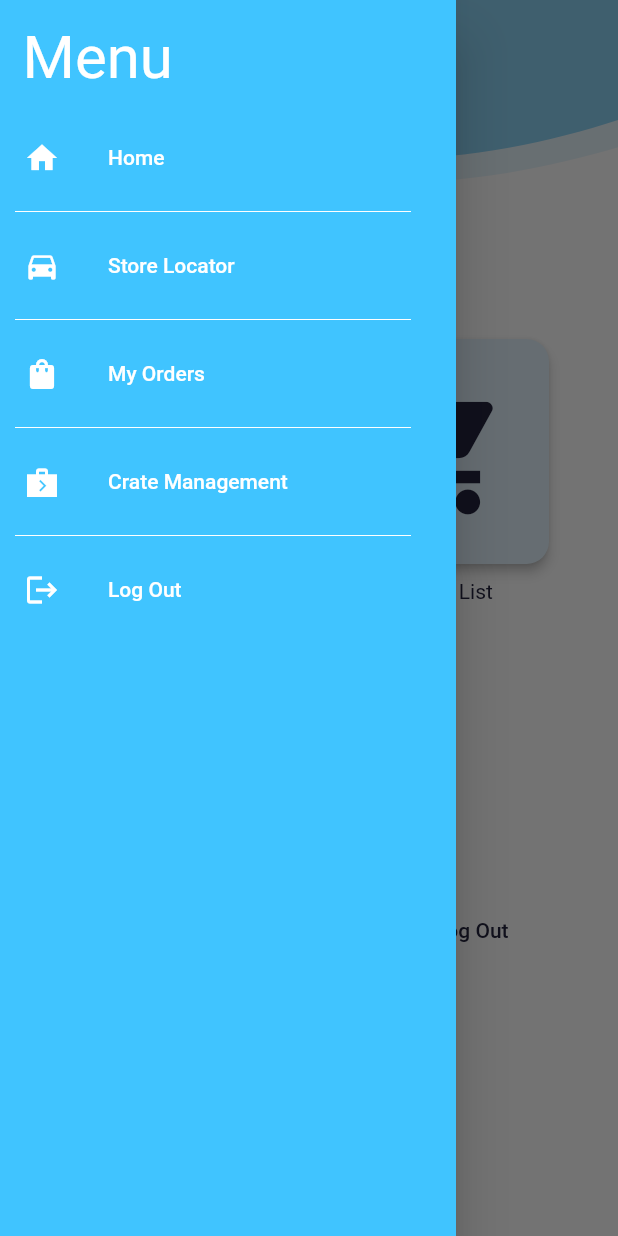
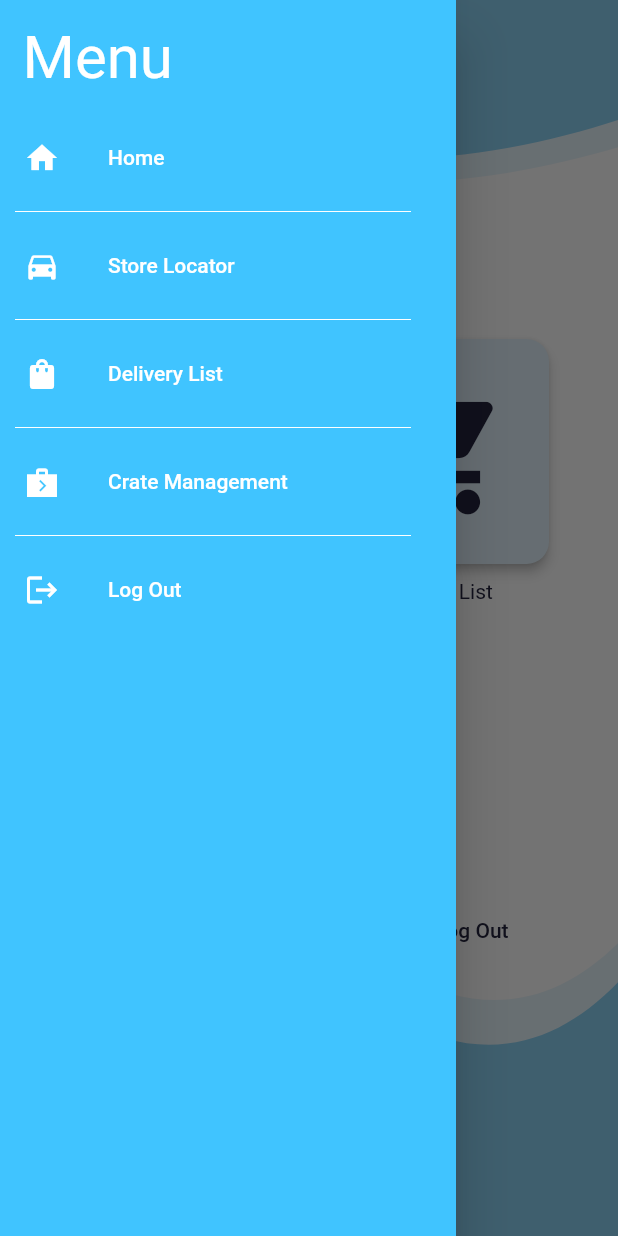
Before and after one commit to notBlue-org/puddlyapp, a Flutter app: the HomePage screen opened by its route, with the side drawer open, on a phone screen of 412 x 824 dp. Run offline on Flutter 3.47's test engine with Material 2 defaults, Android fonts, the phone set to English and light mode, and no system bars; our stand-ins replace animate_do, cloud_firestore, dropdown_button2, dropdown_search, firebase_auth, firebase_core and 3 more; missing offline and left inert: flutter_verification_code, map_launcher; accounts and stored records are empty.

Commit message:
updated some stuff

```diff
--- a/lib/screens/app/home_page.dart
+++ b/lib/screens/app/home_page.dart
@@ -1,4 +1,5 @@
 import 'package:driversapp/constants/colors.dart';
+import 'package:driversapp/static_assets/bottom_wave.dart';
 import 'package:driversapp/static_assets/wave_svg.dart';
 import 'package:driversapp/utils/login.dart';
 import 'package:driversapp/widget/cust_appbar.dart';
@@ -9,6 +10,8 @@ class HomePage extends StatelessWidget {
   const HomePage({Key? key}) : super(key: key);
   @override
   Widget build(BuildContext context) {
+    double height = MediaQuery.of(context).size.height;
+    print(height);
     return Scaffold(
       extendBodyBehindAppBar: true,
       resizeToAvoidBottomInset: false,
@@ -58,10 +61,10 @@ class HomePage extends StatelessWidget {
           ),
         ),
         // TODO: Get smaller bottom bar svg from anji
-        // Positioned(
-        //   bottom: -320,
-        //   child: BottomWave(),
-        // )
+        Expanded(
+            child: Stack(children: [
+          Positioned(bottom: -0.25 * height, left: -20, child: BottomWave())
+        ])),
       ]),
     );
   }
--- a/lib/screens/app/payment.dart
+++ b/lib/screens/app/payment.dart
@@ -1,7 +1,7 @@
 import 'package:cloud_firestore/cloud_firestore.dart';
 import 'package:driversapp/constants/colors.dart';
 import 'package:driversapp/screens/app/store_page.dart';
-import 'package:driversapp/screens/app/sucess_page.dart';
+import 'package:driversapp/screens/app/success_page.dart';
 import 'package:driversapp/static_assets/wave_svg.dart';
 import 'package:driversapp/widget/cust_appbar.dart';
 import 'package:flutter/material.dart';
--- a/lib/widget/nav_bar.dart
+++ b/lib/widget/nav_bar.dart
@@ -40,7 +40,7 @@ class NavDrawer extends StatelessWidget {
                 endIndent: 30.0,
               ),
               _getListTile(
-                  context, Icons.shopping_bag, 'My Orders', '/order_page'),
+                  context, Icons.shopping_bag, 'Delivery List', '/order_page'),
               const Divider(
                 color: Colors.white,
                 indent: 10.0,
@@ -53,13 +53,6 @@ class NavDrawer extends StatelessWidget {
                 indent: 10.0,
                 endIndent: 30.0,
               ),
-              // _getListTile(
-              //     context, Icons.list_alt_rounded, 'Profile', '/profile_page'),
-              // const Divider(
-              //   color: Colors.white,
-              //   indent: 10.0,
-              //   endIndent: 30.0,
-              // ),
               ListTile(
                 leading: const Icon(
                   Icons.logout,
```
Also changed, not shown: lib/screens/app/store_page.dart (+5 -7 lines), lib/screens/app/success_page.dart (renamed from lib/screens/app/sucess_page.dart).
